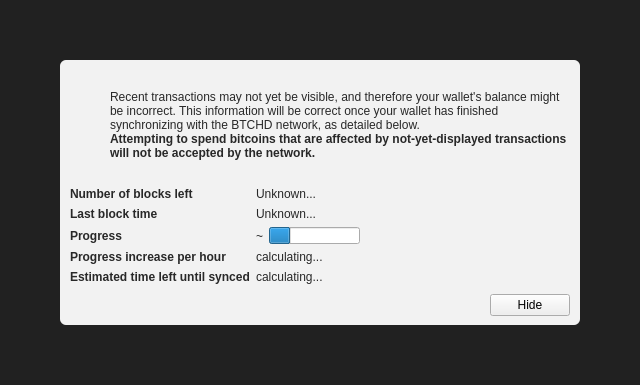
Before: the Qt Designer form src/qt/forms/modaloverlay.ui in goomario/btchd, drawn with Qt 5.
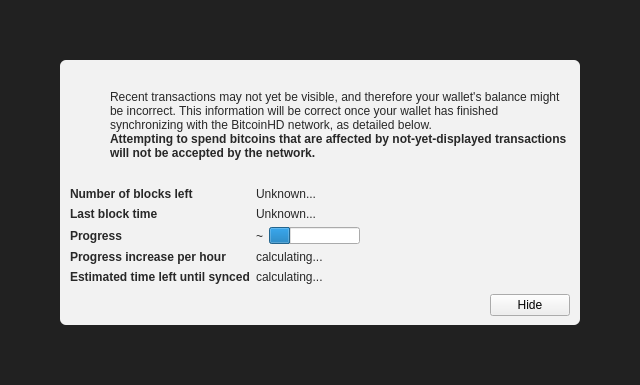
After: the same form once the commit is applied. Icons and pictures are not drawn. Custom widgets are drawn as their Qt base class.

Commit message: rename BTCHD to BitcoinHD/BHD

Diff of the .ui file:
```diff
--- a/src/qt/forms/modaloverlay.ui
+++ b/src/qt/forms/modaloverlay.ui
@@ -130,7 +130,7 @@
              <item>
               <widget class="QLabel" name="infoText">
                <property name="text">
-                <string>Recent transactions may not yet be visible, and therefore your wallet's balance might be incorrect. This information will be correct once your wallet has finished synchronizing with the BTCHD network, as detailed below.</string>
+                <string>Recent transactions may not yet be visible, and therefore your wallet's balance might be incorrect. This information will be correct once your wallet has finished synchronizing with the BitcoinHD network, as detailed below.</string>
                </property>
                <property name="textFormat">
                 <enum>Qt::RichText</enum>
```
The commit also changes 191 other files.
